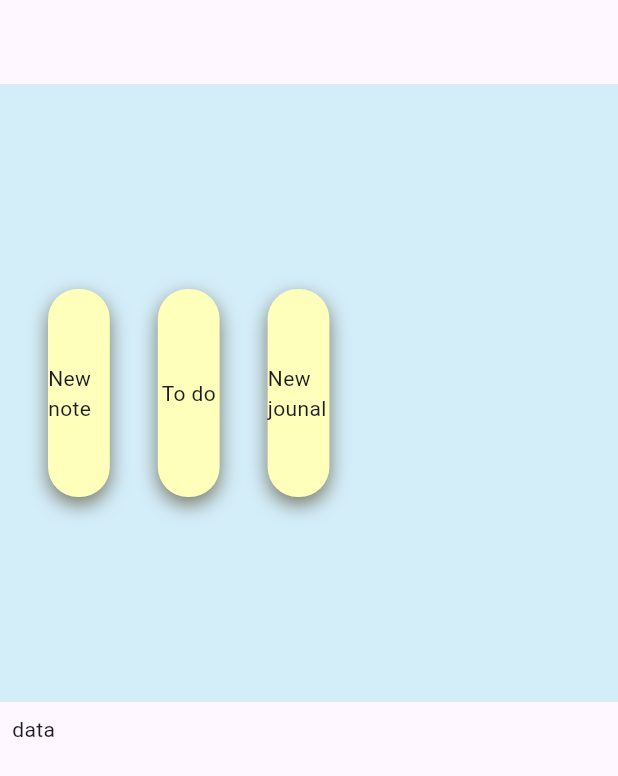
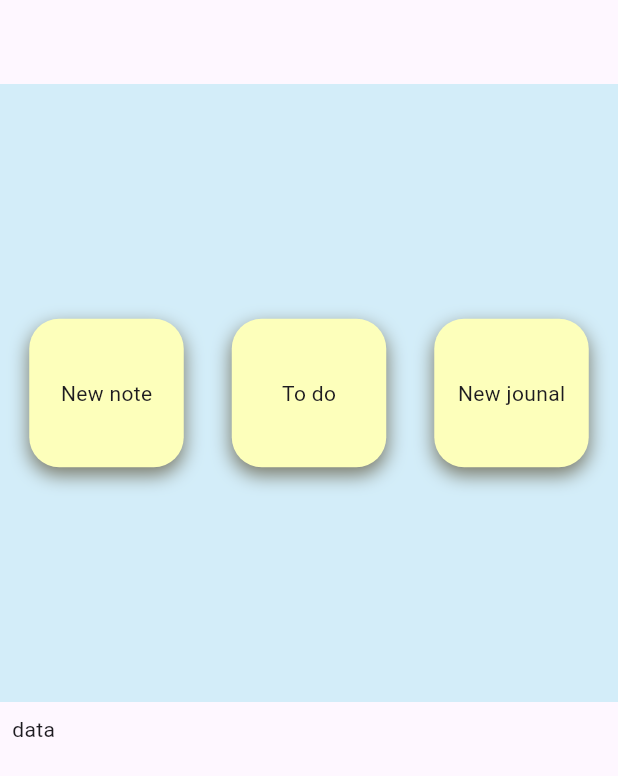
Before and after one commit to v1kash/keep_note, a Flutter app: the screen it shows after launch, on a phone screen of 412 x 824 dp. Shown: the top 776 px of the screen. Run offline on Flutter 3.47's test engine with Material 3 defaults, Android fonts, the phone set to English and light mode, and no system bars; our stand-ins replace go_router.

Commit message:
Added logic to support small viewport

```diff
--- a/keep_notes/lib/components/button_card.dart
+++ b/keep_notes/lib/components/button_card.dart
@@ -1,7 +1,7 @@
 import 'package:flutter/material.dart';
+import '../utils/get_small_viewport.dart';
 
 class ButtonCard extends StatelessWidget {
-
   final String child;
   final bool? showRipple;
   final VoidCallback? onClick;
@@ -16,32 +16,32 @@ class ButtonCard extends StatelessWidget {
   @override
   Widget build(BuildContext context) {
     return InkWell(
-      onTap: (){
+      onTap: () {
         // if(onClick!=null)
         onClick!();
       },
-      child: LayoutBuilder(
-        builder: (context, constraint) {
+      child: LayoutBuilder(builder: (context, constraint) {
         return Container(
           alignment: Alignment.center,
-            height: constraint.maxHeight*0.35,
-            width: MediaQuery.sizeOf(context).width*0.1,
+          height: isSmallPort(context)
+              ? constraint.maxHeight * 0.25
+              : constraint.maxHeight * 0.35,
+          width: isSmallPort(context)
+              ? MediaQuery.sizeOf(context).width * 0.25
+              : MediaQuery.sizeOf(context).width * 0.1,
           decoration: BoxDecoration(
             color: Color.fromARGB(255, 253, 255, 187),
             borderRadius: BorderRadius.circular(20),
             boxShadow: const [
               BoxShadow(
-                  color:  Color.fromARGB(255, 121, 121, 104),
+                  color: Color.fromARGB(255, 121, 121, 104),
                   blurRadius: 10,
-                  offset: Offset(0, 5)
-                )
+                  offset: Offset(0, 5))
             ],
           ),
-            child: Text(
-              child),
+          child: Text(child),
         );
-        }
-      ),
+      }),
     );
   }
 }
--- a/keep_notes/lib/main.dart
+++ b/keep_notes/lib/main.dart
@@ -1,5 +1,7 @@
 import 'package:flutter/material.dart';
-import 'pages/home_page.dart';
+import 'package:go_router/go_router.dart';
+import 'router.dart';
+import 'pages/index.dart';
 
 void main() {
   runApp(const MyApp());
@@ -11,13 +13,28 @@ class MyApp extends StatelessWidget {
   // This widget is the root of your application.
   @override
   Widget build(BuildContext context) {
-    return MaterialApp(
+    return MaterialApp.router(
       title: 'Flutter Demo',
       theme: ThemeData(
         colorScheme: ColorScheme.fromSeed(seedColor: Colors.deepPurple),
         useMaterial3: true,
       ),
-      home: HomePage(),
+      routerConfig:  GoRouter(
+  initialLocation: '/',
+  routes: [
+    GoRoute(
+      name: 'home-page', // Optional, add name to your routes. Allows you navigate by name instead of path
+      path: '/',
+      builder: (context, state) => HomePage(),
+    ),
+    GoRoute(
+      name: 'show notes',
+      path: '/show-notes',
+      builder: (context, state) => ShowNotes(),
+    ),
+  ],
+),
     );
+
   }
 }
--- a/keep_notes/lib/pages/home_page.dart
+++ b/keep_notes/lib/pages/home_page.dart
@@ -1,5 +1,7 @@
 import 'package:flutter/material.dart';
+import 'package:go_router/go_router.dart';
 import '../components/index.dart';
+import '../utils/get_small_viewport.dart';
 
 class HomePage extends StatelessWidget {
   const HomePage({super.key});
@@ -12,26 +14,33 @@ class HomePage extends StatelessWidget {
         children: [
           Container(
             width: MediaQuery.of(context).size.width,
-                height: MediaQuery.of(context).size.height/2,
+            height: MediaQuery.of(context).size.height / 2,
             color: const Color.fromARGB(255, 211, 237, 249),
             child: Padding(
-                  padding: const EdgeInsets.symmetric(horizontal: 32, vertical: 8),
+              padding: EdgeInsets.symmetric(
+                  horizontal: isSmallPort(context) ? 8 : 32, vertical: 8),
               child: Row(
+                mainAxisAlignment: MainAxisAlignment.center,
                 children: [
                   ButtonCard(
                     child: "New note",
                     onClick: () {
                       print('add note');
+                      context.push('/show-notes');
                     },
                   ),
-                        const SizedBox(width: 32,),
+                  const SizedBox(
+                    width: 32,
+                  ),
                   ButtonCard(
                     child: "To do",
                     onClick: () {
                       print('add note');
                     },
                   ),
-                        const SizedBox(width: 32,),
+                  const SizedBox(
+                    width: 32,
+                  ),
                   ButtonCard(
                     child: "New jounal",
                     onClick: () {
@@ -42,17 +51,14 @@ class HomePage extends StatelessWidget {
               ),
             ),
           ),
-
           Container(
             padding: EdgeInsets.all(8),
-                height: MediaQuery.of(context).size.height/2,
+            height: MediaQuery.of(context).size.height / 2,
             width: MediaQuery.of(context).size.width,
-                child:Text("data"),
+            child: Text("data"),
           ),
-
         ],
       ),
     );
-
   }
 }
--- /dev/null
+++ b/keep_notes/lib/pages/index.dart
@@ -0,0 +1,2 @@
+export 'home_page.dart';
+export 'show_notes.dart';
--- /dev/null
+++ b/keep_notes/lib/utils/get_small_viewport.dart
@@ -0,0 +1,9 @@
+import 'package:flutter/material.dart';
+
+bool isSmallPort(BuildContext context) {
+  if (MediaQuery.sizeOf(context).width < 499) {
+    return true;
+  } else {
+    return false;
+  }
+}
```
Also changed, not shown: keep_notes/lib/components/template_page.dart (+4 -6 lines), keep_notes/lib/pages/show_notes.dart (+8 -3 lines), keep_notes/lib/router.dart (added, +19 -0 lines). Lines whose indentation alone changed are shown as unchanged.
